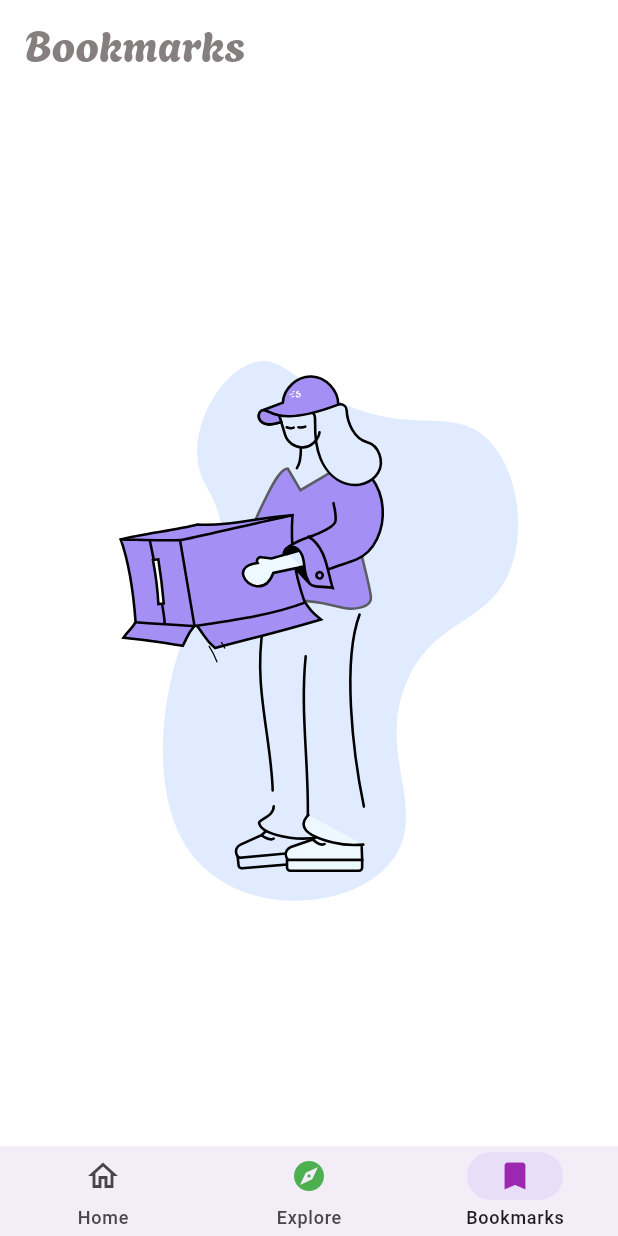
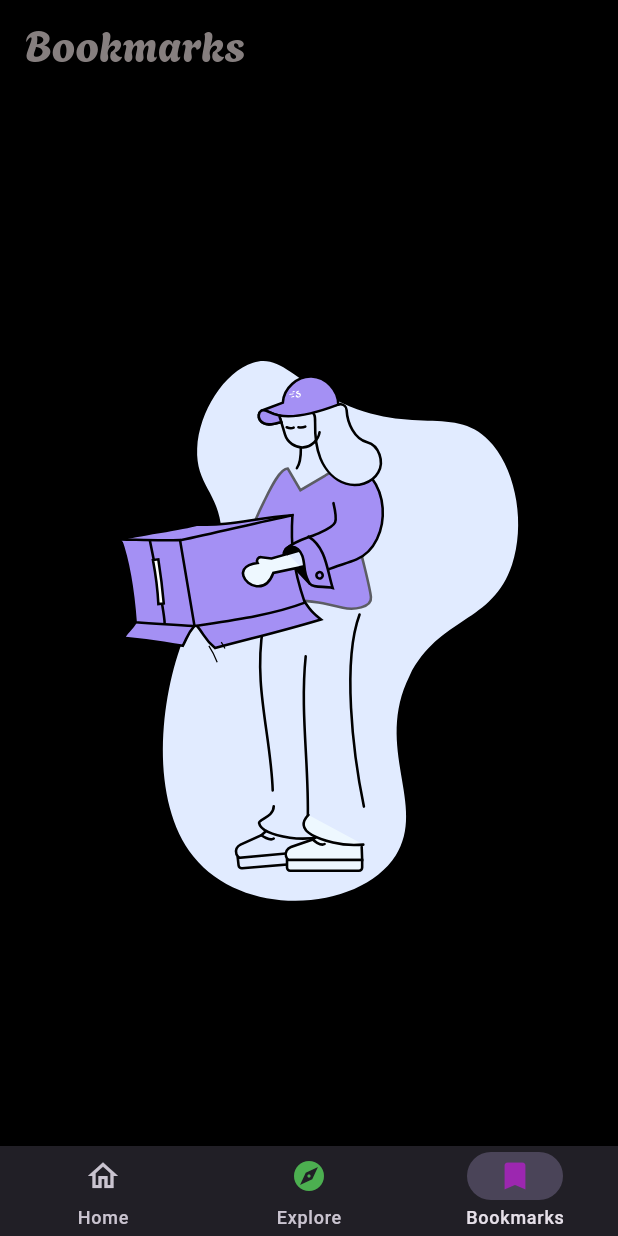
Before and after one commit to Djerry11/news_app, a Flutter app: the screen it shows after launch, item 3 of the bottom bar chosen, on a phone screen of 412 x 824 dp. Run offline on Flutter 3.47's test engine with Material 3 defaults, Android fonts, the phone set to English and light mode, and no system bars; our stand-ins replace animated_text_kit, animated_theme_switcher, cached_network_image, carousel_slider, dio, flutter_dotenv and 11 more; generated files the repository leaves out were written again.

Commit message:
theme_changed_with_animation

```diff
--- a/lib/main.dart
+++ b/lib/main.dart
@@ -5,9 +5,7 @@ import 'package:flutter_riverpod/flutter_riverpod.dart';
 
 import 'package:news_app/src/common_widgets/connection_errors/custom_snackbar.dart';
 import 'package:news_app/src/core/network/internet_service.dart';
-import 'package:news_app/src/core/theme/data/theme_provider.dart';
 import 'package:news_app/src/core/theme/domain/dark_theme.dart';
-import 'package:news_app/src/core/theme/domain/light_theme.dart';
 
 import './src/routes/app_routes.dart';
 
@@ -31,25 +29,22 @@ class _MyAppState extends ConsumerState<MyApp> {
 
   @override
   Widget build(BuildContext context) {
-    // print('showSnack: $showSnack');
-    final themeMode = ref.watch(themeModeProvider);
     return ThemeProvider(
         initTheme: darkThemeData,
+        duration: const Duration(seconds: 2),
         builder: (context, myTheme) {
           return MaterialApp.router(
             debugShowCheckedModeBanner: false,
             title: 'News App',
             routerConfig: AppRoutes.router,
             darkTheme: darkThemeData,
-            themeMode: themeMode,
-            theme: lightThemeData,
+            // themeMode: themeMode,
+            theme: myTheme,
             builder: (context, child) {
-              // print(
-              //     'Widget is online rebuild: ${DateTime.now().millisecondsSinceEpoch}');
+              final isOnline = ref.watch(connectivityNotifierProvider);
 
-              final isOnline = ref.watch(connectivityNotifierProvider);
-              // print("isOnline changed: $isOnline");
-
+              return ThemeSwitchingArea(
+                child: Builder(builder: (context) {
                   return Stack(
                     children: [
                       child!,
@@ -69,6 +64,8 @@ class _MyAppState extends ConsumerState<MyApp> {
                       // print('Floating Action Button Pressed');
                     ],
                   );
+                }),
+              );
             },
           );
         });
--- a/lib/src/common_widgets/connection_errors/custom_snackbar.dart
+++ b/lib/src/common_widgets/connection_errors/custom_snackbar.dart
@@ -71,7 +71,7 @@ class _CustomSnackbarState extends State<CustomSnackbar>
           margin: const EdgeInsets.all(8.0),
           padding: const EdgeInsets.all(16.0),
           decoration: BoxDecoration(
-            color: Colors.black,
+            color: Theme.of(context).dialogBackgroundColor,
             borderRadius: BorderRadius.circular(8.0),
           ),
           child: Stack(
@@ -96,6 +96,10 @@ class _CustomSnackbarState extends State<CustomSnackbar>
                   right: 0,
                   top: -10,
                   child: IconButton(
+                    style: const ButtonStyle(
+                      backgroundColor:
+                          WidgetStatePropertyAll(Colors.transparent),
+                    ),
                     icon:
                         const Icon(CupertinoIcons.refresh, color: Colors.green),
                     onPressed: () {
--- a/lib/src/core/theme/domain/dark_theme.dart
+++ b/lib/src/core/theme/domain/dark_theme.dart
@@ -39,4 +39,6 @@ final darkThemeData = ThemeData(
     selectedItemColor: Colors.blue,
     unselectedItemColor: Colors.grey,
   ),
+  //----------------
+  dialogBackgroundColor: Colors.grey.shade700,
 );
--- a/lib/src/core/theme/domain/light_theme.dart
+++ b/lib/src/core/theme/domain/light_theme.dart
@@ -46,4 +46,6 @@ final lightThemeData = ThemeData(
     selectedItemColor: Colors.blue,
     unselectedItemColor: Colors.grey,
   ),
+  // -------------
+  dialogBackgroundColor: Colors.black,
 );
--- a/lib/src/core/utils/utils.dart
+++ b/lib/src/core/utils/utils.dart
@@ -46,7 +46,7 @@ String getApiKey() {
   // if (newsApiKey.isEmpty) {
   //   throw AssertionError('NEWS_API_KEY is not set');
   // }
-  final newsApiKey = dotenv.env['NEWS_API_KEY3'];
+  final newsApiKey = dotenv.env['NEWS_API_KEY1'];
   return newsApiKey!;
 }
 
--- a/lib/src/routes/app_routes.dart
+++ b/lib/src/routes/app_routes.dart
@@ -28,11 +28,11 @@ class AppRoutes {
       GlobalKey<NavigatorState>(debugLabel: 'homeKey');
   static final _catNavigatorKey =
       GlobalKey<NavigatorState>(debugLabel: 'catKey');
-  static final _profileNavigatorKey =
-      GlobalKey<NavigatorState>(debugLabel: 'profileKey');
+  // static final _profileNavigatorKey =
+  //     GlobalKey<NavigatorState>(debugLabel: 'profileKey');
 
   static final router = GoRouter(
-    initialLocation: '/discover',
+    initialLocation: '/home',
     navigatorKey: _rootNavigatorKey,
     routes: <RouteBase>[
       // // Onboarding Page ;; First page to be shown
@@ -91,16 +91,16 @@ class AppRoutes {
             ],
           ),
           // Profile Branch
-          StatefulShellBranch(
-            navigatorKey: _profileNavigatorKey,
-            routes: [
-              GoRoute(
-                path: '/profile',
-                name: AppRoute.profile.name,
-                builder: (context, state) => const TestPage(),
-              ),
-            ],
-          ),
+          // StatefulShellBranch(
+          //   navigatorKey: _profileNavigatorKey,
+          //   routes: [
+          //     GoRoute(
+          //       path: '/profile',
+          //       name: AppRoute.profile.name,
+          //       builder: (context, state) => const TestPage(),
+          //     ),
+          //   ],
+          // ),
         ],
       ),
 
```
Also changed, not shown: lib/src/common_widgets/connection_errors/no_internet_connection.dart (+4 -6 lines), lib/src/common_widgets/test.dart (+50 -50 lines), lib/src/core/theme/data/theme_provider.dart (+14 -6 lines), lib/src/features/home/presentation/home_page.dart (+15 -7 lines). Lines whose indentation alone changed are shown as unchanged.
